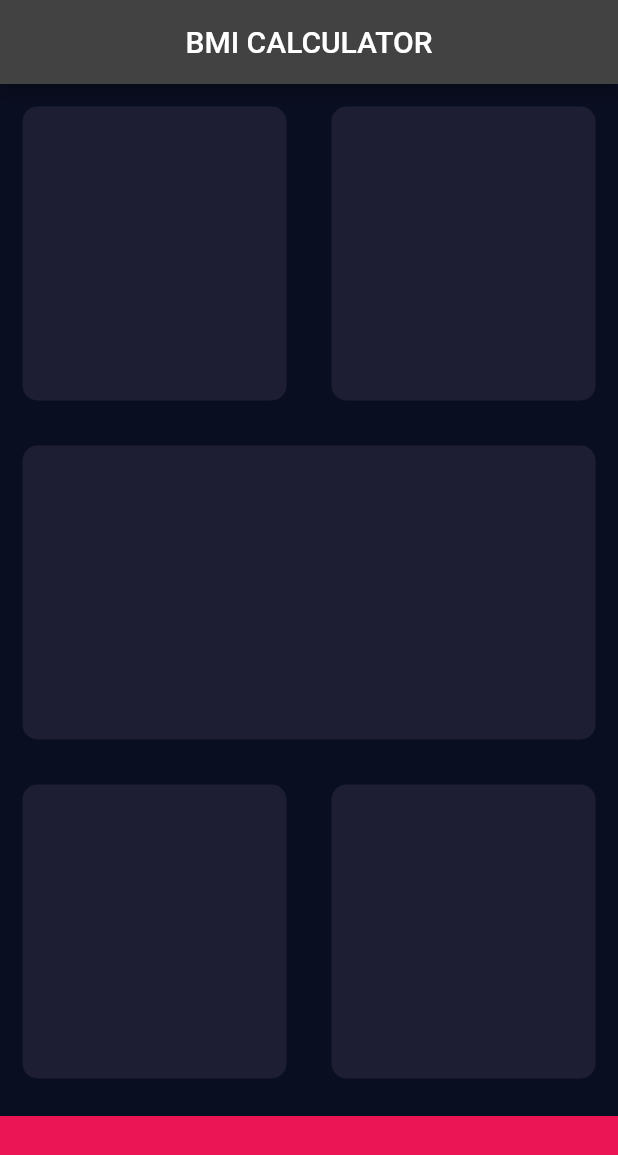
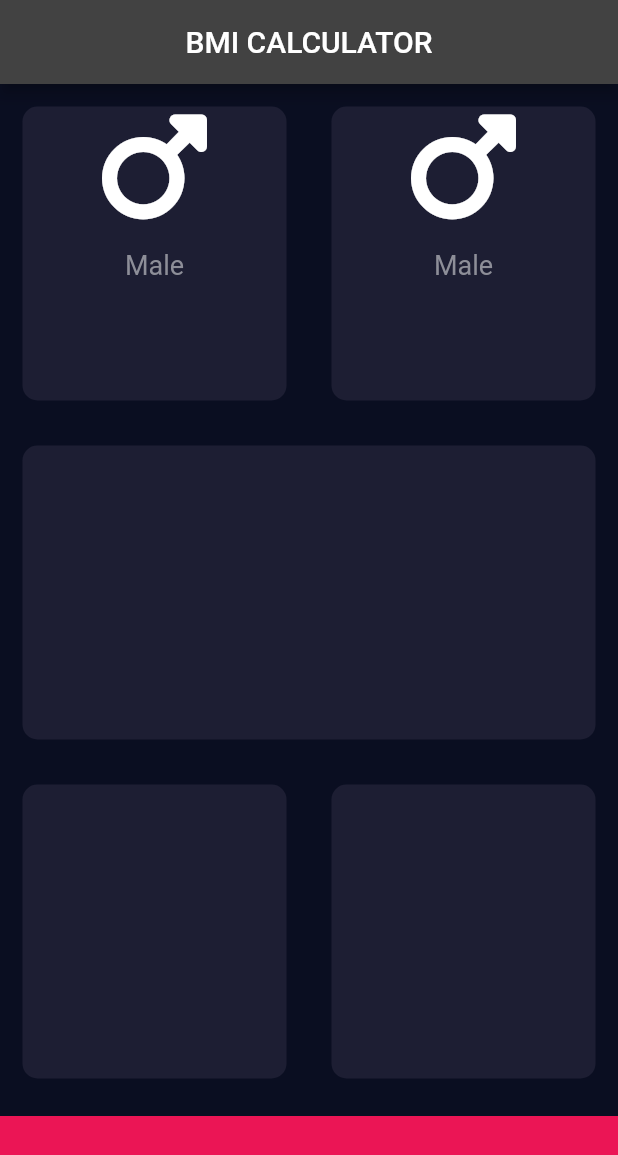
Before and after one commit to mariamadebolahamzat/bmi-calculator, a Flutter app: the screen it shows after launch, on a phone screen of 412 x 824 dp. Shown: the top 1155 px of the screen. Run offline on Flutter 3.47's test engine with Material 2 defaults, Android fonts, the phone set to English and light mode, and no system bars; our stand-ins replace font_awesome_flutter.

Commit message:
fixed screens

```diff
--- a/lib/input_page.dart
+++ b/lib/input_page.dart
@@ -1,4 +1,5 @@
 import 'package:flutter/material.dart';
+import 'package:font_awesome_flutter/font_awesome_flutter.dart';
 
 class InputPage extends StatefulWidget {
   const InputPage({Key? key}) : super(key: key);
@@ -21,15 +22,21 @@ class _InputPageState extends State<InputPage> {
               child: Row(
                 children: [
                   Expanded(
-                    child: ReusableCard(),
+                    child: ReusableCard(
+                      cardChild: CardWidget(),
+                    ),
                   ),
                   Expanded(
-                    child: ReusableCard(),
+                    child: ReusableCard(
+                      cardChild: CardWidget(),
+                    ),
                   ),
                 ],
               ),
             ),
-            Expanded(child: ReusableCard(),),
+            Expanded(
+              child: ReusableCard(),
+            ),
             Expanded(
               child: Row(
                 children: [
@@ -53,14 +60,42 @@ class _InputPageState extends State<InputPage> {
   }
 }
 
-class ReusableCard extends StatelessWidget {
-  const ReusableCard({
-    Key? key,
+class CardWidget extends StatelessWidget {
+  const CardWidget({
+    Key? key, this.icon, this.text
   }) : super(key: key);
+
+  final IconData? icon;
+  final String? text;
 
   @override
   Widget build(BuildContext context) {
+    return Column(
+      children: [
+        Icon(
+          FontAwesomeIcons.mars,
+          size: 80.0,
+        ),
+        SizedBox(
+          height: 15.0,
+        ),
+        Text(
+          "Male",
+          style: TextStyle(
+              color: Color(0xFF8D8E98), fontSize: 18.0),
+        ),
+      ],
+    );
+  }
+}
+
+class ReusableCard extends StatelessWidget {
+  const ReusableCard({Key? key, this.cardChild}) : super(key: key);
+  final Widget? cardChild;
+  @override
+  Widget build(BuildContext context) {
     return Container(
+      child: cardChild,
       margin: EdgeInsets.all(15.0),
       decoration: BoxDecoration(
         color: Color(0xFF1D1E33),
```
